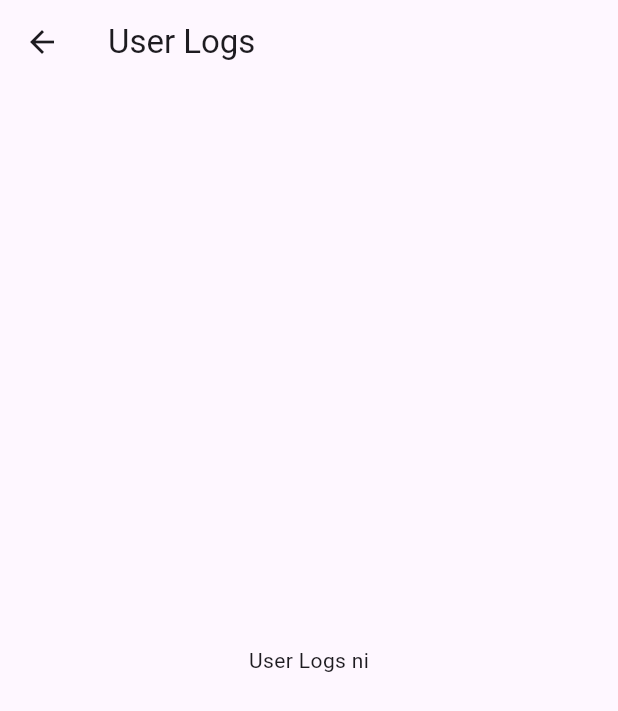
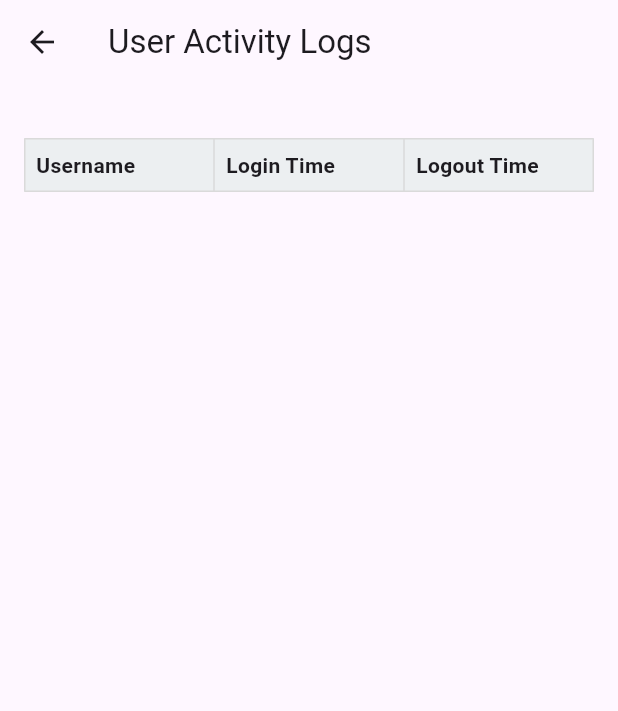
Before and after one commit to sghme/adminmaphub, a Flutter app: the UserLogs screen opened directly, on a phone screen of 412 x 824 dp. Shown: the top 711 px of the screen. Run offline on Flutter 3.47's test engine with Material 3 defaults, Android fonts, the phone set to English and light mode, and no system bars; our stand-ins replace supabase_flutter; missing offline and left inert: flutter_admin_scaffold; accounts and stored records are empty.

Commit message:
add function of userlogs

```diff
--- a/lib/user_logs.dart
+++ b/lib/user_logs.dart
@@ -1,13 +1,138 @@
 import 'package:flutter/material.dart';
+import 'package:supabase_flutter/supabase_flutter.dart';
+import 'package:intl/intl.dart';  // Import this package for formatting dates
 
-class UserLogs extends StatelessWidget {
+class UserLogs extends StatefulWidget {
+  @override
+  _UserLogsState createState() => _UserLogsState();
+}
+
+class _UserLogsState extends State<UserLogs> {
+  final SupabaseClient _supabaseClient = Supabase.instance.client;
+  List<Map<String, dynamic>> _logs = [];
+  bool _isLoading = true;
+
+  @override
+  void initState() {
+    super.initState();
+    _fetchUserLogs();
+  }
+
+  Future<void> _fetchUserLogs() async {
+    try {
+      // Fetch all logs and order by login_time in descending order
+      final response = await _supabaseClient
+          .from('user_logs')
+          .select()
+          .order('login_time', ascending: false);
+
+      if (response != null && response is List) {
+        setState(() {
+          _logs = List<Map<String, dynamic>>.from(response);  // Convert response to list of maps
+          _isLoading = false;
+        });
+      } else {
+        print('No data found');
+        setState(() {
+          _isLoading = false;
+        });
+      }
+    } catch (error) {
+      print('Error fetching user logs: $error');
+      setState(() {
+        _isLoading = false;
+      });
+    }
+  }
+
+  // Convert UTC time to local time and format it
+String _formatDateTime(String dateTimeStr) {
+  try {
+    DateTime utcTime = DateTime.parse(dateTimeStr).toUtc();  // Parse as UTC time
+    DateTime localTime = utcTime.toLocal();  // Convert to local time
+    return DateFormat('MM/dd/yyyy h:mm a').format(localTime);  // Format in MM/DD/YYYY 12-hour format with AM/PM
+  } catch (e) {
+    return 'Invalid Date';  // Handle errors in case the date format is invalid
+  }
+}
+
+
+
+  TableRow _buildTableRow(Map<String, dynamic> log) {
+    return TableRow(
+      children: [
+        Padding(
+          padding: const EdgeInsets.all(8.0),
+          child: Text(log['username'] ?? 'Unknown'),
+        ),
+        Padding(
+          padding: const EdgeInsets.all(8.0),
+          child: Text(_formatDateTime(log['login_time'] ?? 'N/A')),  // Format login time
+        ),
+        Padding(
+          padding: const EdgeInsets.all(8.0),
+          child: Text(_formatDateTime(log['logout_time'] ?? 'N/A')),  // Format logout time
+        ),
+      ],
+    );
+  }
+
   @override
   Widget build(BuildContext context) {
     return Scaffold(
-      appBar: AppBar(title: Text('User Logs')),
-      body: Center(
-        child: Text('User Logs ni'),
+      appBar: AppBar(
+        title: Text('User Activity Logs'),
       ),
+      body: _isLoading
+          ? Center(child: CircularProgressIndicator())
+          : SingleChildScrollView(
+              padding: const EdgeInsets.all(16.0),
+              child: Column(
+                crossAxisAlignment: CrossAxisAlignment.start,
+                children: [
+                  SizedBox(height: 20),
+                  Table(
+                    border: TableBorder.all(color: const Color.fromARGB(255, 218, 218, 218)),
+                    columnWidths: const {
+                      0: FlexColumnWidth(1),
+                      1: FlexColumnWidth(1),
+                      2: FlexColumnWidth(1),
+                    },
+                    children: [
+                      TableRow(
+                        decoration: BoxDecoration(
+                          color: Colors.blueGrey.shade50,
+                        ),
+                        children: [
+                          Padding(
+                            padding: const EdgeInsets.all(8.0),
+                            child: Text(
+                              'Username',
+                              style: TextStyle(fontWeight: FontWeight.bold),
+                            ),
+                          ),
+                          Padding(
+                            padding: const EdgeInsets.all(8.0),
+                            child: Text(
+                              'Login Time',
+                              style: TextStyle(fontWeight: FontWeight.bold),
+                            ),
+                          ),
+                          Padding(
+                            padding: const EdgeInsets.all(8.0),
+                            child: Text(
+                              'Logout Time',
+                              style: TextStyle(fontWeight: FontWeight.bold),
+                            ),
+                          ),
+                        ],
+                      ),
+                      ..._logs.map(_buildTableRow).toList(),
+                    ],
+                  ),
+                ],
+              ),
+            ),
     );
   }
 }
```
